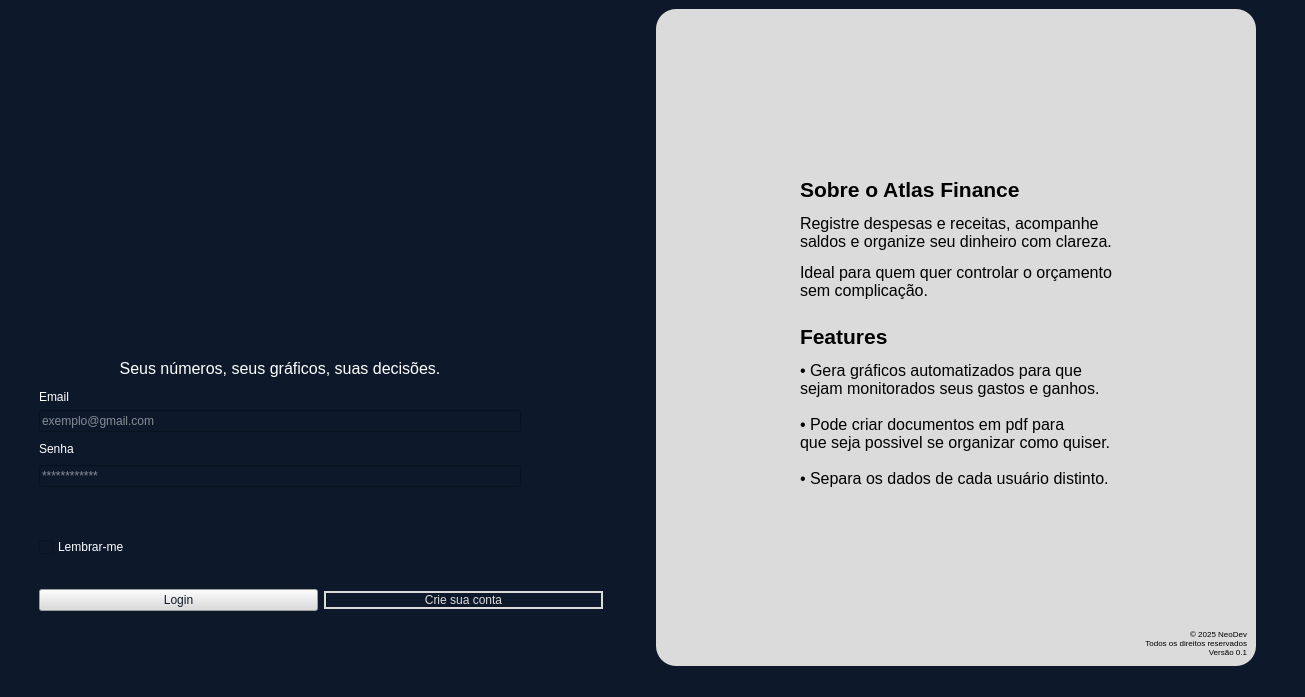
Qt form ui/LoginWindow.ui (kawlu/Atlas-Finance) before a commit.
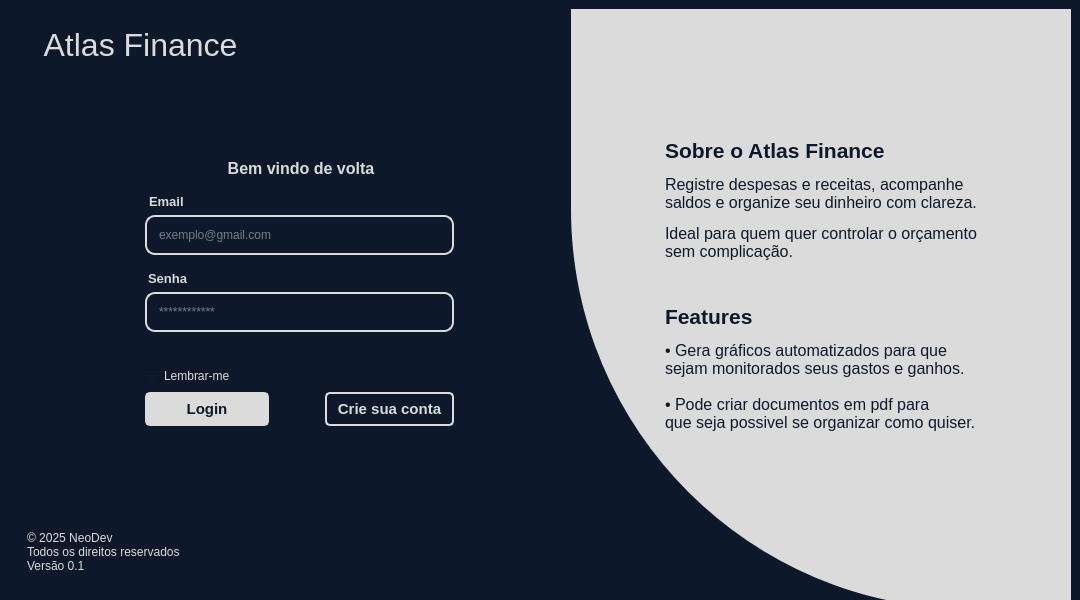
The same form after that commit. Icons and pictures are not drawn.

Commit message: codigo pro gededo, agora sobe a imagem no cliente, falta subir p banco de dados

```diff
--- a/ui/LoginWindow.ui
+++ b/ui/LoginWindow.ui
@@ -6,10 +6,22 @@
    <rect>
     <x>0</x>
     <y>0</y>
-    <width>1305</width>
-    <height>697</height>
+    <width>1080</width>
+    <height>600</height>
    </rect>
   </property>
+  <property name="minimumSize">
+   <size>
+    <width>1080</width>
+    <height>600</height>
+   </size>
+  </property>
+  <property name="maximumSize">
+   <size>
+    <width>1080</width>
+    <height>618</height>
+   </size>
+  </property>
   <property name="windowTitle">
    <string>MainWindow</string>
   </property>
@@ -17,8 +29,26 @@
    <string notr="true">background-color: rgb(13, 25, 43);</string>
   </property>
   <widget class="QWidget" name="centralwidget">
+   <property name="minimumSize">
+    <size>
+     <width>0</width>
+     <height>0</height>
+    </size>
+   </property>
    <layout class="QHBoxLayout" name="horizontalLayout">
     <item>
+     <widget class="QFrame" name="frame">
+      <property name="styleSheet">
+       <string notr="true">color: rgb(219, 219, 219);</string>
+      </property>
+      <property name="frameShape">
+       <enum>QFrame::NoFrame</enum>
+      </property>
+      <property name="frameShadow">
+       <enum>QFrame::Raised</enum>
+      </property>
+      <layout class="QHBoxLayout" name="horizontalLayout_2">
+       <item>
      <widget class="QFrame" name="frame_mainlogin">
       <property name="sizePolicy">
        <sizepolicy hsizetype="Minimum" vsizetype="Preferred">
@@ -34,68 +64,39 @@
       </property>
       <layout class="QVBoxLayout" name="verticalLayout_7">
        <item alignment="Qt::AlignTop">
-        <widget class="QFrame" name="frame_titulo">
-         <property name="minimumSize">
-          <size>
-           <width>200</width>
-           <height>0</height>
-          </size>
-         </property>
-         <property name="maximumSize">
-          <size>
-           <width>200</width>
-           <height>16777215</height>
-          </size>
-         </property>
-         <property name="frameShape">
-          <enum>QFrame::NoFrame</enum>
-         </property>
-         <property name="frameShadow">
-          <enum>QFrame::Raised</enum>
-         </property>
-         <layout class="QVBoxLayout" name="verticalLayout_6">
-          <item alignment="Qt::AlignLeft">
            <widget class="QLabel" name="label_2">
             <property name="sizePolicy">
-             <sizepolicy hsizetype="Preferred" vsizetype="Maximum">
+             <sizepolicy hsizetype="Minimum" vsizetype="Minimum">
               <horstretch>0</horstretch>
               <verstretch>0</verstretch>
              </sizepolicy>
             </property>
-            <property name="minimumSize">
-             <size>
-              <width>170</width>
-              <height>50</height>
-             </size>
-            </property>
-            <property name="maximumSize">
-             <size>
-              <width>170</width>
-              <height>50</height>
-             </size>
-            </property>
-            <property name="frameShape">
-             <enum>QFrame::NoFrame</enum>
-            </property>
             <property name="text">
-             <string>&lt;html&gt;&lt;head/&gt;&lt;body&gt;&lt;p&gt;&lt;img src=&quot;:/icons/Logo_Atlasmini.png&quot;/&gt;&lt;/p&gt;&lt;/body&gt;&lt;/html&gt;</string>
+             <string>&lt;html&gt;&lt;head/&gt;&lt;body&gt;&lt;p&gt;&lt;img src=&quot;:/icons/globe_branco.png&quot;/&gt;&lt;span style=&quot; color:#0d192b;&quot;&gt;.... &lt;/span&gt;&lt;span style=&quot; font-size:24pt; color:#dbdbdb;&quot;&gt;Atlas Finance&lt;/span&gt;&lt;/p&gt;&lt;/body&gt;&lt;/html&gt;</string>
             </property>
-            <property name="textFormat">
-             <enum>Qt::RichText</enum>
+           </widget>
+          </item>
+          <item>
+           <spacer name="verticalSpacer_4">
+            <property name="orientation">
+             <enum>Qt::Vertical</enum>
             </property>
-            <property name="alignment">
-             <set>Qt::AlignLeading|Qt::AlignLeft|Qt::AlignTop</set>
+            <property name="sizeType">
+             <enum>QSizePolicy::Maximum</enum>
             </property>
-           </widget>
+            <property name="sizeHint" stdset="0">
+             <size>
+              <width>20</width>
+              <height>100</height>
+             </size>
+            </property>
+           </spacer>
           </item>
-         </layout>
-        </widget>
-       </item>
-       <item alignment="Qt::AlignRight">
+          <item>
         <widget class="QFrame" name="frame_login">
          <property name="minimumSize">
           <size>
-           <width>600</width>
+              <width>0</width>
            <height>0</height>
           </size>
          </property>
@@ -135,6 +136,11 @@
               <height>0</height>
              </size>
             </property>
+               <property name="styleSheet">
+                <string notr="true">margin-left: 50px;
+
+color: rgb(219, 219, 219);</string>
+               </property>
             <property name="frameShape">
              <enum>QFrame::NoFrame</enum>
             </property>
@@ -144,16 +150,50 @@
             <layout class="QVBoxLayout" name="verticalLayout_2">
              <item>
               <widget class="QLabel" name="label_4">
+                  <property name="styleSheet">
+                   <string notr="true">color: rgb(219, 219, 219);</string>
+                  </property>
                <property name="frameShape">
                 <enum>QFrame::NoFrame</enum>
                </property>
                <property name="text">
-                <string>&lt;html&gt;&lt;head/&gt;&lt;body&gt;&lt;p align=&quot;center&quot;&gt;&lt;span style=&quot; font-size:12pt;&quot;&gt;Seus números, seus gráficos, suas decisões.&lt;/span&gt;&lt;/p&gt;&lt;p&gt;Email&lt;/p&gt;&lt;/body&gt;&lt;/html&gt;</string>
+                   <string>&lt;html&gt;&lt;head/&gt;&lt;body&gt;&lt;p align=&quot;center&quot;&gt;&lt;span style=&quot; font-size:12pt; font-weight:600;&quot;&gt;Bem vindo de volta&lt;/span&gt;&lt;/p&gt;&lt;/body&gt;&lt;/html&gt;</string>
+                  </property>
+                 </widget>
+                </item>
+                <item>
+                 <spacer name="verticalSpacer_5">
+                  <property name="orientation">
+                   <enum>Qt::Vertical</enum>
+                  </property>
+                  <property name="sizeHint" stdset="0">
+                   <size>
+                    <width>20</width>
+                    <height>40</height>
+                   </size>
+                  </property>
+                 </spacer>
+                </item>
+                <item>
+                 <widget class="QLabel" name="label_3">
+                  <property name="styleSheet">
+                   <string notr="true">font-size: 15px</string>
+                  </property>
+                  <property name="text">
+                   <string>&lt;html&gt;&lt;head/&gt;&lt;body&gt;&lt;p&gt;&lt;span style=&quot; font-size:10pt; font-weight:600;&quot;&gt;Email&lt;/span&gt;&lt;/p&gt;&lt;/body&gt;&lt;/html&gt;</string>
                </property>
               </widget>
              </item>
              <item>
               <widget class="QLineEdit" name="lineEdit">
+                  <property name="styleSheet">
+                   <string notr="true">margin-bottom: 10px;
+border-radius: 10px;
+border: 2px solid #DBDBDB;
+padding: 10px;
+
+</string>
+                  </property>
                <property name="text">
                 <string/>
                </property>
@@ -168,12 +208,19 @@
                 <enum>QFrame::NoFrame</enum>
                </property>
                <property name="text">
-                <string>Senha</string>
+                   <string>&lt;html&gt;&lt;head/&gt;&lt;body&gt;&lt;p&gt;&lt;span style=&quot; font-size:10pt; font-weight:600;&quot;&gt;Senha&lt;/span&gt;&lt;/p&gt;&lt;/body&gt;&lt;/html&gt;</string>
                </property>
               </widget>
              </item>
              <item>
               <widget class="QLineEdit" name="lineEdit_2">
+                  <property name="styleSheet">
+                   <string notr="true">margin-bottom: 10px;
+border-radius: 10px;
+border: 2px solid #DBDBDB;
+padding: 10px;
+</string>
+                  </property>
                <property name="text">
                 <string/>
                </property>
@@ -203,28 +250,51 @@
              <enum>QFrame::Raised</enum>
             </property>
             <layout class="QGridLayout" name="gridLayout">
-             <item row="0" column="0">
-              <widget class="QCheckBox" name="checkBox">
-               <property name="text">
-                <string>Lembrar-me</string>
-               </property>
-              </widget>
-             </item>
-             <item row="1" column="0">
+                <item row="1" column="1">
               <widget class="QPushButton" name="pushButton_2">
+                  <property name="sizePolicy">
+                   <sizepolicy hsizetype="Minimum" vsizetype="Fixed">
+                    <horstretch>0</horstretch>
+                    <verstretch>0</verstretch>
+                   </sizepolicy>
+                  </property>
                <property name="cursor">
                 <cursorShape>PointingHandCursor</cursorShape>
                </property>
                <property name="styleSheet">
                 <string notr="true">background-color: #DBDBDB;
-color: #0D192B;</string>
+color: #0D192B;
+border: 2px solid #DBDBDB;
+
+margin-bottom: 10px;
+border-radius: 2px;
+padding: 5px 10px;
+
+border-radius: 5px;
+min-width:100px;
+min-height: 20px;
+
+font-size: 15px;
+
+font-weight: bold;
+</string>
                </property>
                <property name="text">
                 <string>Login</string>
                </property>
               </widget>
              </item>
-             <item row="1" column="1">
+                <item row="0" column="1">
+                 <widget class="QCheckBox" name="checkBox">
+                  <property name="styleSheet">
+                   <string notr="true">color: rgb(219, 219, 219);</string>
+                  </property>
+                  <property name="text">
+                   <string>Lembrar-me</string>
+                  </property>
+                 </widget>
+                </item>
+                <item row="1" column="3">
               <widget class="QPushButton" name="pushButton">
                <property name="cursor">
                 <cursorShape>PointingHandCursor</cursorShape>
@@ -232,56 +302,135 @@
                <property name="styleSheet">
                 <string notr="true">background-color: #0D192B;
 color: rgb(219, 219, 219);
-border: 2px solid #DBDBDB;</string>
+border: 2px solid #DBDBDB;
+
+margin-bottom: 10px;
+border-radius: 2px;
+padding: 5px 10px;
+
+border-radius: 5px;
+min-width:100px;
+min-height: 20px;
+
+font-size: 15px;
+
+font-weight: bold;</string>
                </property>
                <property name="text">
                 <string>Crie sua conta</string>
                </property>
               </widget>
              </item>
-            </layout>
-           </widget>
-          </item>
-         </layout>
-        </widget>
-       </item>
-      </layout>
-     </widget>
-    </item>
-    <item>
+                <item row="1" column="2">
+                 <spacer name="horizontalSpacer_3">
+                  <property name="orientation">
+                   <enum>Qt::Horizontal</enum>
+                  </property>
+                  <property name="sizeType">
+                   <enum>QSizePolicy::Maximum</enum>
+                  </property>
+                  <property name="sizeHint" stdset="0">
+                   <size>
+                    <width>50</width>
+                    <height>20</height>
+                   </size>
+                  </property>
+                 </spacer>
+                </item>
+                <item row="1" column="0">
      <spacer name="horizontalSpacer_2">
       <property name="orientation">
        <enum>Qt::Horizontal</enum>
       </property>
       <property name="sizeType">
-       <enum>QSizePolicy::Minimum</enum>
+                   <enum>QSizePolicy::Maximum</enum>
       </property>
       <property name="sizeHint" stdset="0">
        <size>
-        <width>0</width>
-        <height>0</height>
+                    <width>100</width>
+                    <height>20</height>
        </size>
       </property>
      </spacer>
+                </item>
+               </layout>
+              </widget>
+             </item>
+            </layout>
+           </widget>
+          </item>
+          <item>
+           <spacer name="verticalSpacer">
+            <property name="orientation">
+             <enum>Qt::Vertical</enum>
+            </property>
+            <property name="sizeType">
+             <enum>QSizePolicy::Maximum</enum>
+            </property>
+            <property name="sizeHint" stdset="0">
+             <size>
+              <width>20</width>
+              <height>100</height>
+             </size>
+            </property>
+           </spacer>
+          </item>
+          <item>
+           <widget class="QLabel" name="label">
+            <property name="text">
+             <string>&lt;html&gt;&lt;head/&gt;&lt;body&gt;&lt;p&gt;&lt;span style=&quot; color:#dbdbdb;&quot;&gt;© 2025 NeoDev&lt;br/&gt;Todos os direitos reservados&lt;br/&gt;Versão 0.1&lt;/span&gt;&lt;/p&gt;&lt;/body&gt;&lt;/html&gt;</string>
+            </property>
+           </widget>
+          </item>
+         </layout>
+        </widget>
+       </item>
+       <item>
+        <spacer name="horizontalSpacer">
+         <property name="orientation">
+          <enum>Qt::Horizontal</enum>
+         </property>
+         <property name="sizeHint" stdset="0">
+          <size>
+           <width>60</width>
+           <height>20</height>
+          </size>
+         </property>
+        </spacer>
+       </item>
+      </layout>
+     </widget>
     </item>
     <item alignment="Qt::AlignRight">
      <widget class="QFrame" name="frame_texto">
+      <property name="sizePolicy">
+       <sizepolicy hsizetype="Expanding" vsizetype="Preferred">
+        <horstretch>0</horstretch>
+        <verstretch>0</verstretch>
+       </sizepolicy>
+      </property>
       <property name="minimumSize">
        <size>
-        <width>600</width>
-        <height>650</height>
+        <width>500</width>
+        <height>600</height>
        </size>
       </property>
       <property name="maximumSize">
        <size>
-        <width>800</width>
+        <width>16777215</width>
         <height>16777215</height>
        </size>
       </property>
       <property name="styleSheet">
        <string notr="true">background-color: rgb(219, 219, 219);
-border: 1px;
-border-radius: 20px;</string>
+
+
+border-bottom-left-radius: 400px;
+
+color: rgb(13, 25, 43)
+
+
+</string>
       </property>
       <property name="frameShape">
        <enum>QFrame::NoFrame</enum>
@@ -301,7 +450,7 @@
          <property name="sizeHint" stdset="0">
           <size>
            <width>0</width>
-           <height>150</height>
+           <height>100</height>
           </size>
          </property>
         </spacer>
@@ -376,7 +525,7 @@
              <string notr="true"/>
             </property>
             <property name="text">
-             <string>&lt;html&gt;&lt;head/&gt;&lt;body&gt;&lt;p&gt;&lt;span style=&quot; font-size:16pt; font-weight:600;&quot;&gt;Features&lt;/span&gt;&lt;/p&gt;&lt;p&gt;&lt;span style=&quot; font-size:12pt;&quot;&gt;• Gera gráficos automatizados para que &lt;br/&gt;sejam monitorados seus gastos e ganhos.&lt;br/&gt;&lt;br/&gt;• Pode criar documentos em pdf para &lt;br/&gt;que seja possivel se organizar como quiser.&lt;br/&gt;&lt;br/&gt;• Separa os dados de cada usuário distinto.&lt;/span&gt;&lt;/p&gt;&lt;/body&gt;&lt;/html&gt;</string>
+             <string>&lt;html&gt;&lt;head/&gt;&lt;body&gt;&lt;p&gt;&lt;span style=&quot; font-size:16pt; font-weight:600;&quot;&gt;Features&lt;/span&gt;&lt;/p&gt;&lt;p&gt;&lt;span style=&quot; font-size:12pt;&quot;&gt;• Gera gráficos automatizados para que &lt;br/&gt;sejam monitorados seus gastos e ganhos.&lt;br/&gt;&lt;br/&gt;• Pode criar documentos em pdf para &lt;br/&gt;que seja possivel se organizar como quiser.&lt;/span&gt;&lt;/p&gt;&lt;/body&gt;&lt;/html&gt;</string>
             </property>
            </widget>
           </item>
@@ -389,57 +538,21 @@
           <enum>Qt::Vertical</enum>
          </property>
          <property name="sizeType">
-          <enum>QSizePolicy::Minimum</enum>
+          <enum>QSizePolicy::Maximum</enum>
          </property>
          <property name="sizeHint" stdset="0">
           <size>
            <width>20</width>
-           <height>70</height>
+           <height>150</height>
           </size>
          </property>
         </spacer>
        </item>
-       <item alignment="Qt::AlignRight|Qt::AlignBottom">
-        <widget class="QLabel" name="label">
-         <property name="minimumSize">
-          <size>
-           <width>50</width>
-           <height>0</height>
-          </size>
-         </property>
-         <property name="maximumSize">
-          <size>
-           <width>130</width>
-           <height>16777215</height>
-          </size>
-         </property>
-         <property name="text">
-          <string>&lt;html&gt;&lt;head/&gt;&lt;body&gt;&lt;p align=&quot;right&quot;&gt;&lt;span style=&quot; font-size:6pt;&quot;&gt;© 2025 NeoDev&lt;br/&gt;Todos os direitos reservados&lt;br/&gt;Versão 0.1&lt;/span&gt;&lt;/p&gt;&lt;/body&gt;&lt;/html&gt;</string>
-         </property>
-        </widget>
-       </item>
       </layout>
      </widget>
     </item>
-    <item>
-     <spacer name="horizontalSpacer">
-      <property name="orientation">
-       <enum>Qt::Horizontal</enum>
-      </property>
-      <property name="sizeType">
-       <enum>QSizePolicy::Minimum</enum>
-      </property>
-      <property name="sizeHint" stdset="0">
-       <size>
-        <width>40</width>
-        <height>0</height>
-       </size>
-      </property>
-     </spacer>
-    </item>
    </layout>
   </widget>
-  <widget class="QStatusBar" name="statusbar"/>
  </widget>
  <resources>
   <include location="../assets/png/icons_.qrc"/>
```
Left out of the diff: 6 changed lines with no effect on the pictures. Lines whose indentation alone changed are shown as unchanged. The commit also changes 6 other files.
